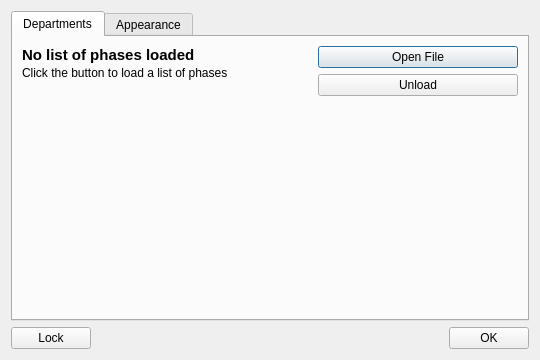
Old version of the form nano/settingsdialog.ui in the repository SFr682k/fightclub.
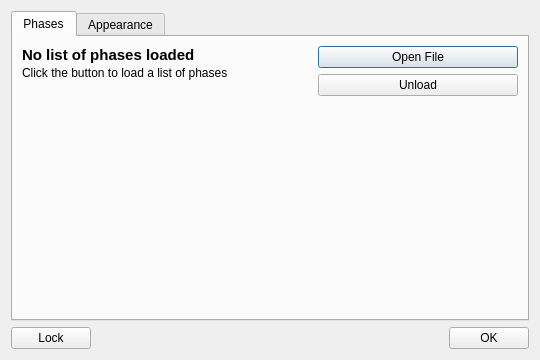
New version of the form. Icons and pictures are not drawn.

```diff
--- a/nano/settingsdialog.ui
+++ b/nano/settingsdialog.ui
@@ -30,7 +30,7 @@
      </property>
      <widget class="QWidget" name="phasesTab">
       <attribute name="title">
-       <string>Departments</string>
+       <string>Phases</string>
       </attribute>
       <layout class="QHBoxLayout" name="horizontalLayout_3">
        <item>
```
Left out of the diff: 7 changed lines with no effect on the pictures.
